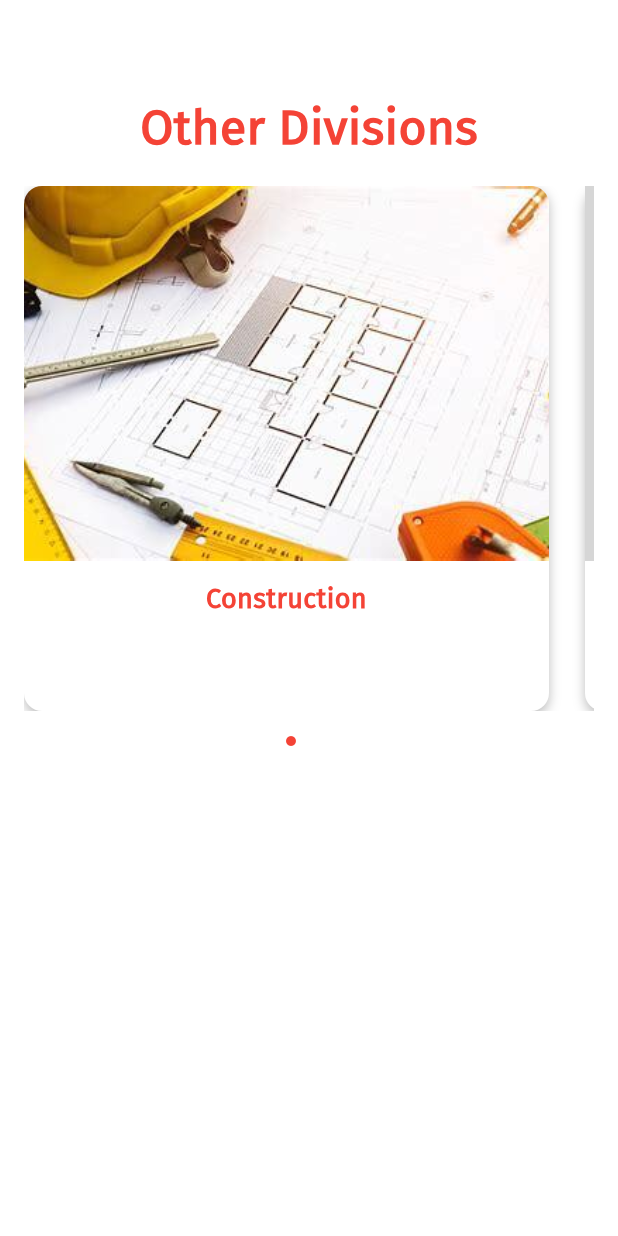
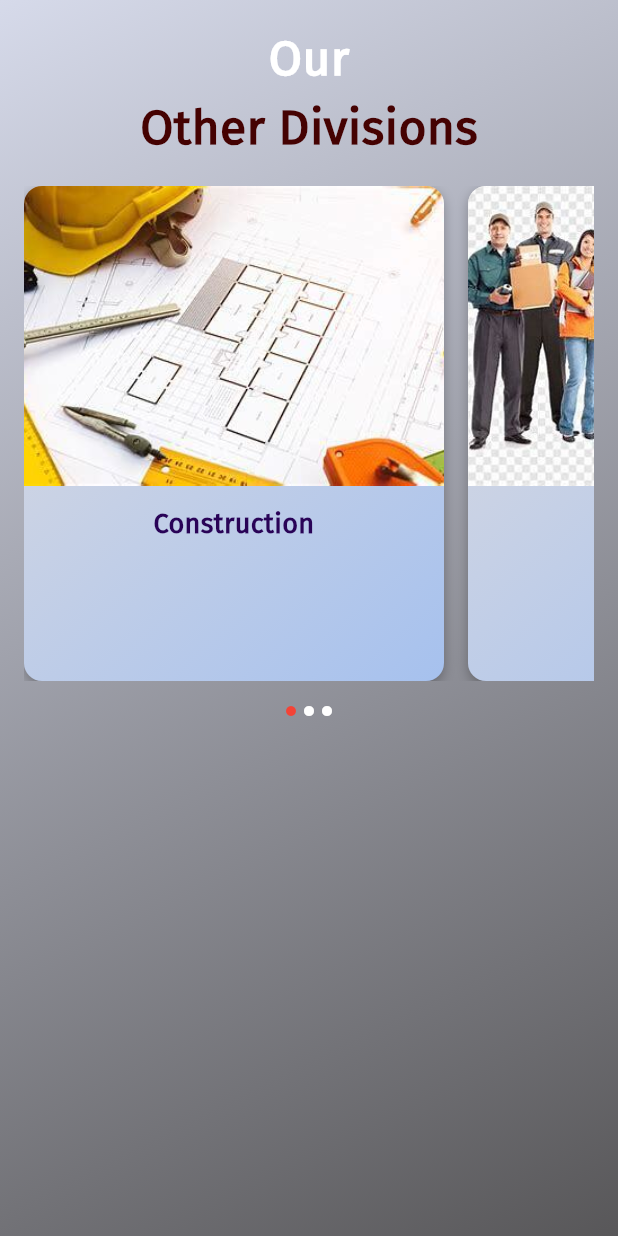
Before and after one commit to SuriyakumarSuri/wgwwebapp, a Flutter app: the BusinessSection widget shown alone on an empty page, opened directly, on a phone screen of 412 x 824 dp. Run offline on Flutter 3.47's test engine with Material 3 defaults, Android fonts, the phone set to English and light mode, and no system bars; our stand-ins replace animated_text_kit, file_picker, flutter_animate, font_awesome_flutter, go_router, google_fonts and 1 more; project files that could hold a hidden picture were left out; grey boxes are pictures that could not be loaded.

Commit message:
code meged

```diff
--- a/lib/pages/home.dart
+++ b/lib/pages/home.dart
@@ -73,6 +73,46 @@
             BusinessSection(),
             FooterSection(),
           ],
+        ),
+      ),
+    );
+  }
+
+  PopupMenuItem<String> buildPopupMenuItem(String title, String value) {
+    return PopupMenuItem<String>(
+      value: value,
+      height: 36,
+      child: HoverableMenuItem(title: title),
+    );
+  }
+}
+
+class HoverableMenuItem extends StatefulWidget {
+  final String title;
+  HoverableMenuItem({required this.title});
+  @override
+  _HoverableMenuItemState createState() => _HoverableMenuItemState();
+}
+
+class _HoverableMenuItemState extends State<HoverableMenuItem> {
+  bool _isHovered = false;
+  @override
+  Widget build(BuildContext context) {
+    return MouseRegion(
+      onEnter: (_) => setState(() => _isHovered = true),
+      onExit: (_) => setState(() => _isHovered = false),
+      child: Container(
+        padding: EdgeInsets.symmetric(vertical: 4.0, horizontal: 8.0),
+        decoration: BoxDecoration(
+          color: _isHovered ? Colors.blue.shade100 : Colors.transparent,
+          borderRadius: BorderRadius.circular(4.0),
+        ),
+        child: Text(
+          widget.title,
+          style: TextStyle(
+            fontSize: 14,
+            color: _isHovered ? Colors.black : Colors.grey[800],
+          ),
         ),
       ),
     );
@@ -303,7 +343,16 @@
   Widget build(BuildContext context) {
     return Container(
       padding: EdgeInsets.all(16.0),
-      color: Colors.black,
+      decoration: BoxDecoration(
+        gradient: LinearGradient(
+          begin: Alignment.topLeft,
+          end: Alignment.bottomRight,
+          colors: [
+            const Color.fromARGB(255, 65, 66, 66),
+            const Color.fromARGB(255, 1, 18, 37),
+          ],
+        ),
+      ),
       child: Column(
         crossAxisAlignment: CrossAxisAlignment.start,
         children: [
@@ -500,55 +549,26 @@
 
 class BusinessSection extends StatefulWidget {
   const BusinessSection({super.key});
+
   @override
   State<BusinessSection> createState() => _BusinessSectionState();
 }
 
 class _BusinessSectionState extends State<BusinessSection> {
-  final ScrollController _scrollController = ScrollController();
-  Timer? _timer;
-
-  @override
-  void initState() {
-    super.initState();
-    _startAutoScroll();
-  }
-
-  @override
-  void dispose() {
-    _timer?.cancel();
-    _scrollController.dispose();
-    super.dispose();
-  }
-
-  void _startAutoScroll() {
-    _timer = Timer.periodic(Duration(seconds: 3), (timer) {
-      if (_scrollController.hasClients) {
-        double maxScroll = _scrollController.position.maxScrollExtent;
-        double currentScroll = _scrollController.offset;
-        double nextScroll = currentScroll + 300 + 12;
-        if (nextScroll >= maxScroll) {
-          _scrollController.animateTo(
-            0,
-            duration: Duration(milliseconds: 800),
-            curve: Curves.easeInOut,
-          );
-        } else {
-          _scrollController.animateTo(
-            nextScroll,
-            duration: Duration(milliseconds: 800),
-            curve: Curves.easeInOut,
-          );
-        }
-      }
-    });
-  }
-
   @override
   Widget build(BuildContext context) {
     return Container(
       padding: EdgeInsets.all(16.0),
-      color: Colors.white,
+      decoration: BoxDecoration(
+        gradient: LinearGradient(
+          colors: [
+            Color.fromARGB(255, 214, 218, 234), // light pink
+            Color.fromARGB(255, 88, 87, 89), // light blue
+          ],
+          begin: Alignment.topLeft,
+          end: Alignment.bottomRight,
+        ),
+      ),
       child: Column(
         crossAxisAlignment: CrossAxisAlignment.center,
         children: [
@@ -563,28 +583,32 @@
           Text(
             'Other Divisions',
             style: TextStyle(
-              color: Colors.red,
+              color: const Color.fromARGB(255, 69, 2, 2),
               fontSize: 32,
               fontWeight: FontWeight.bold,
             ),
           ),
           SizedBox(height: 16),
+
+          // Horizontal scroll cards
           SizedBox(
-            height: 350,
-            child: ListView.separated(
-              controller: _scrollController,
+            height: 330,
+            child: SingleChildScrollView(
               scrollDirection: Axis.horizontal,
-              itemCount: _businessData.length,
-              separatorBuilder: (context, index) => SizedBox(width: 16),
-              itemBuilder: (context, index) {
-                final service = _businessData[index];
-                return _buildbusinessCard(
-                  imagePath: service['imagePath']!,
-                  title: service['title']!,
-                );
-              },
+              child: Row(
+                children: _businessData
+                    .map((service) => Padding(
+                          padding: const EdgeInsets.only(right: 16),
+                          child: _buildBusinessCard(
+                            imagePath: service['imagePath']!,
+                            title: service['title']!,
+                          ),
+                        ))
+                    .toList(),
+              ),
             ),
           ),
+
           SizedBox(height: 16),
           Center(
             child: Row(
@@ -603,7 +627,7 @@
     );
   }
 
-  Widget _buildbusinessCard({
+  Widget _buildBusinessCard({
     required String imagePath,
     required String title,
   }) {
@@ -614,18 +638,22 @@
         } else if (title == 'Manpower') {
           context.go('/manpower');
         } else if (title == 'Event Management') {
-          context.go('/event');
-        } else if (title == 'Event Management') {
-          context.go('/event');
+          context.go('/eventmanagement');
         } else if (title == 'Logistics') {
           context.go('/logistics/home');
         }
       },
       child: Container(
-        width: 350,
-        margin: EdgeInsets.only(right: 8),
+        width: 280,
         decoration: BoxDecoration(
-          color: Colors.white,
+          gradient: LinearGradient(
+            colors: [
+              Color.fromARGB(255, 224, 221, 223),
+              Color(0xFFa6c1ee)
+            ], // purple to blue
+            begin: Alignment.topLeft,
+            end: Alignment.bottomRight,
+          ),
           borderRadius: BorderRadius.circular(12),
           boxShadow: [
             BoxShadow(
@@ -638,8 +666,9 @@
         child: Column(
           crossAxisAlignment: CrossAxisAlignment.stretch,
           children: [
+            // Top image section
             Container(
-              height: 250,
+              height: 200,
               decoration: BoxDecoration(
                 borderRadius: BorderRadius.vertical(top: Radius.circular(12)),
                 image: DecorationImage(
@@ -648,6 +677,7 @@
                 ),
               ),
             ),
+            // Title
             Padding(
               padding: const EdgeInsets.all(12.0),
               child: Text(
@@ -655,7 +685,8 @@
                 style: TextStyle(
                   fontSize: 18,
                   fontWeight: FontWeight.bold,
-                  color: Colors.red,
+                  color: const Color.fromARGB(
+                      255, 41, 3, 87), // white text looks better on gradient
                 ),
                 textAlign: TextAlign.center,
               ),
@@ -674,7 +705,7 @@
     'title': 'Construction',
   },
   {
-    'imagePath': 'assets/images/Manpower.jpg',
+    'imagePath': 'assets/images/manpower.jpg',
     'title': 'Manpower',
   },
   {
@@ -736,7 +767,7 @@
                     SizedBox(height: 20),
                     ElevatedButton(
                       onPressed: () {
-                        context.go('/AboutUsPage');
+                        context.go('/aboutconstruction');
                       },
                       style: ElevatedButton.styleFrom(
                         backgroundColor: Color(0xFFD32F2F),
@@ -766,7 +797,7 @@
   }
 }
 
-// Footer Section with vertical columns
+// Footer Section with Links, Social Media, and Map Locations
 class FooterSection extends StatelessWidget {
   const FooterSection({super.key});
 
@@ -888,7 +919,7 @@
     return InkWell(
       onTap: () => _launchUrl(url),
       child: Container(
-        padding: EdgeInsets.all(8),
+        padding: EdgeInsets.all(10),
         decoration: BoxDecoration(
           color: Color(0xFFD32F2F),
           shape: BoxShape.circle,
```
Also changed, not shown: 1 other file.
